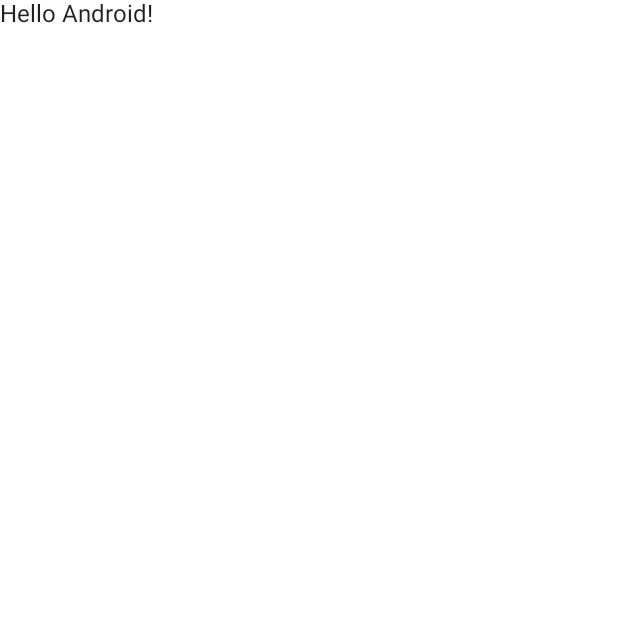
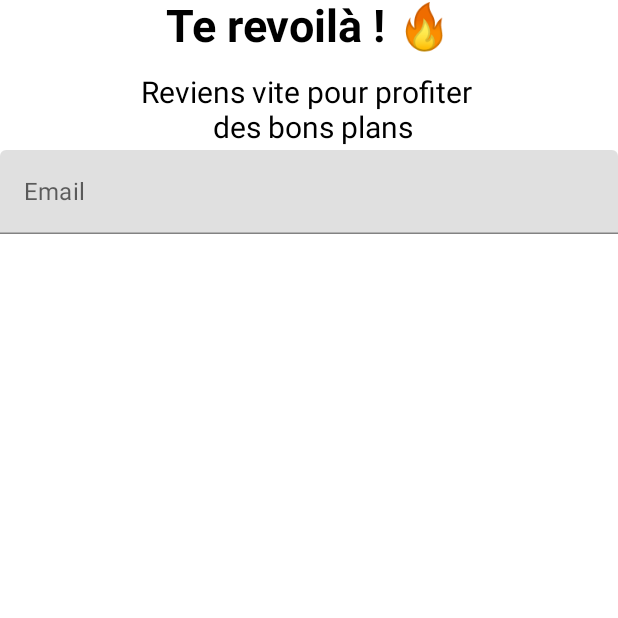
Before and after one commit to TiclemFR/android, an Android app built with Jetpack Compose: the screen it shows after launch (MainActivity), on a phone screen of 412 x 824 dp, the top half of it. Before the commit the part shown is almost empty. Run offline under Robolectric (Android 15) with nearby library versions, the phone set to English and light mode, and no system bars.

Commit message:
🚧 Login Page

```diff
--- a/app/src/main/java/com/example/projetandroid/MainActivity.kt
+++ b/app/src/main/java/com/example/projetandroid/MainActivity.kt
@@ -10,6 +10,7 @@ import androidx.compose.material.Text
 import androidx.compose.runtime.Composable
 import androidx.compose.ui.Modifier
 import androidx.compose.ui.tooling.preview.Preview
+import com.example.projetandroid.login.loginPage
 import com.example.projetandroid.ui.theme.ProjetAndroidTheme
 
 class MainActivity : ComponentActivity() {
@@ -22,7 +23,8 @@ class MainActivity : ComponentActivity() {
                     modifier = Modifier.fillMaxSize(),
                     color = MaterialTheme.colors.background
                 ) {
-                    Greeting("Android")
+                    //Greeting("Android")
+                    loginPage()
                 }
             }
         }
--- /dev/null
+++ b/app/src/main/java/com/example/projetandroid/login/login.kt
@@ -0,0 +1,48 @@
+package com.example.projetandroid.login
+
+import android.text.Layout.Alignment
+import androidx.compose.foundation.background
+import androidx.compose.foundation.layout.*
+import androidx.compose.material.Text
+import androidx.compose.material.TextField
+import androidx.compose.runtime.*
+import androidx.compose.ui.graphics.Color
+import androidx.compose.ui.text.font.Font
+import androidx.compose.ui.tooling.preview.Preview
+import androidx.compose.ui.unit.sp
+import androidx.compose.ui.Modifier
+import androidx.compose.ui.text.style.TextAlign
+import androidx.compose.ui.unit.dp
+import com.example.projetandroid.ui.theme.Typography
+
+@Composable
+fun loginPage(){
+    var login by remember { mutableStateOf("") }
+    Row(horizontalArrangement = Arrangement.Center) {
+        Text(text = "Te revoilà ! 🔥",
+            color = Color.Black,
+            style = Typography.h1,
+            textAlign = TextAlign.Center
+        )
+    }
+    Row(horizontalArrangement = Arrangement.Center,
+        modifier = Modifier
+            .padding(top = 50.dp)) {
+        Text(text = "Reviens vite pour profiter \n des bons plans",
+            color = Color.Black,
+            style = Typography.h2,
+            textAlign = TextAlign.Center
+        )
+    }
+    //INPUTS
+
+    Row(modifier = Modifier
+        .padding(top = 100.dp)) {
+    TextField(value = login,
+        onValueChange = {login = it},
+        //label = { Text(text = "Login")},
+        placeholder = { Text(text = "Email")},
+        modifier = Modifier.fillMaxWidth()
+        )
+    }
+}
--- a/app/src/main/java/com/example/projetandroid/ui/theme/Type.kt
+++ b/app/src/main/java/com/example/projetandroid/ui/theme/Type.kt
@@ -12,6 +12,16 @@ val Typography = Typography(
         fontFamily = FontFamily.Default,
         fontWeight = FontWeight.Normal,
         fontSize = 16.sp
+    ),
+    h1 = TextStyle(
+        fontFamily = FontFamily.Default,
+        fontWeight = FontWeight.Bold,
+        fontSize = 30.sp
+    ),
+    h2 = TextStyle(
+        fontFamily = FontFamily.Default,
+        fontWeight = FontWeight.Normal,
+        fontSize = 20.sp
     )
     /* Other default text styles to override
     button = TextStyle(
```
